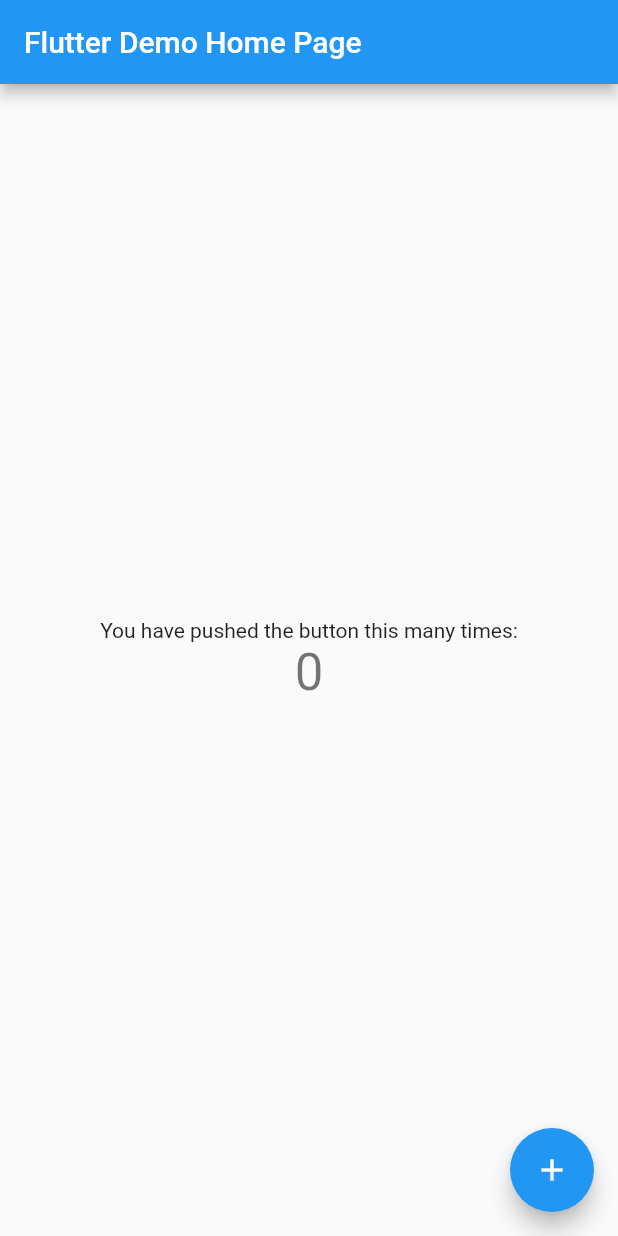
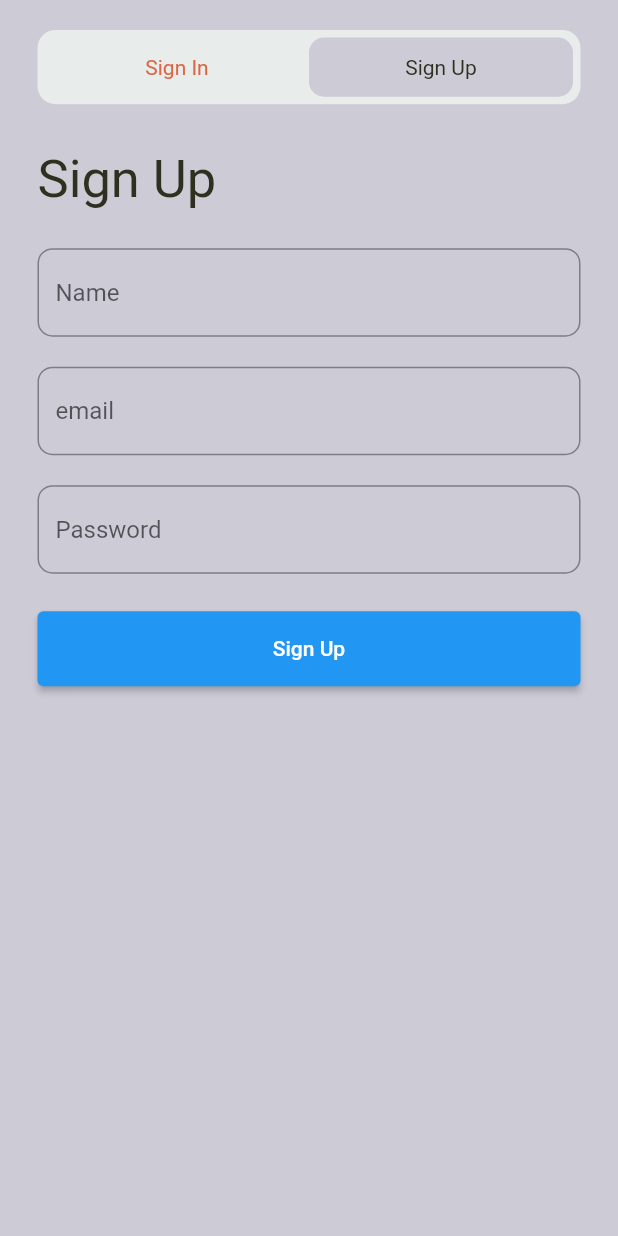
Before and after one commit to bijith-git/ecommerceapp, a Flutter app: the screen it shows after launch, on a phone screen of 412 x 824 dp. Run offline on Flutter 3.47's test engine with Material 2 defaults, Android fonts, the phone set to English and light mode, and no system bars; our stand-ins replace file_picker; Roboto replaces fonts that are missing (Myriadpro).

```diff
--- /dev/null
+++ b/lib/common/custom_button.dart
@@ -0,0 +1,23 @@
+// ignore_for_file: public_member_api_docs, sort_constructors_first
+import 'package:flutter/material.dart';
+
+class CustomButton extends StatelessWidget {
+  final VoidCallback onTap;
+  final String text;
+  const CustomButton({
+    Key? key,
+    required this.onTap,
+    required this.text,
+  }) : super(key: key);
+
+  @override
+  Widget build(BuildContext context) {
+    return ElevatedButton(
+      onPressed: onTap,
+      child: Text(text),
+      style: ElevatedButton.styleFrom(
+        minimumSize: const Size(double.infinity, 50),
+      ),
+    );
+  }
+}
--- /dev/null
+++ b/lib/common/custom_textfield.dart
@@ -0,0 +1,31 @@
+// ignore_for_file: public_member_api_docs, sort_constructors_first
+import 'package:flutter/material.dart';
+
+class CustomTextFeild extends StatelessWidget {
+  const CustomTextFeild({
+    Key? key,
+    required this.controller,
+    required this.hintText,
+    required this.passwrdTextFeild,
+  }) : super(key: key);
+  final TextEditingController controller;
+  final String hintText;
+  final bool passwrdTextFeild;
+  @override
+  Widget build(BuildContext context) {
+    final bool passwrdVisible;
+    return TextFormField(
+      decoration: InputDecoration(
+          hintText: hintText,
+          enabledBorder: OutlineInputBorder(
+              borderRadius: BorderRadius.circular(10),
+              borderSide: const BorderSide(color: Colors.black38)),
+          border: OutlineInputBorder(
+              borderRadius: BorderRadius.circular(10),
+              borderSide: const BorderSide(color: Colors.black38))),
+      controller: controller,
+      obscureText: passwrdTextFeild ? true : false,
+      validator: (value) {},
+    );
+  }
+}
--- a/lib/constants/global_variables.dart
+++ b/lib/constants/global_variables.dart
@@ -12,8 +12,10 @@ class GlobalVariables {
     stops: [0.5, 1.0],
   );
 
-  static const secondaryColor = Color.fromRGBO(255, 153, 0, 1);
-  static const backgroundColor = Colors.white;
+  static const backgroundColor = Color(0xffcdcbd6);
+  static const textColor = Color.fromARGB(255, 47, 48, 32);
+  static const primaryColor = Color(0xffd96846);
+  static const secondarybackgroundColor = Color(0xffe8eceb);
   static const Color greyBackgroundCOlor = Color(0xffebecee);
   static var selectedNavBarColor = Colors.cyan[800]!;
   static const unselectedNavBarColor = Colors.black87;
--- a/lib/features/auth/screens/auth_screens.dart
+++ b/lib/features/auth/screens/auth_screens.dart
@@ -0,0 +1,197 @@
+import 'package:ecommerceapp/common/custom_button.dart';
+import 'package:ecommerceapp/common/custom_textfield.dart';
+import 'package:ecommerceapp/constants/global_variables.dart';
+// import 'package:ecommerceapp/features/auth/services/auth_services.dart';
+import 'package:flutter/material.dart';
+
+enum Auth {
+  signin,
+  signup,
+}
+
+class AuthScreen extends StatefulWidget {
+  const AuthScreen({Key? key}) : super(key: key);
+
+  @override
+  State<AuthScreen> createState() => _AuthScreenState();
+}
+
+class _AuthScreenState extends State<AuthScreen> {
+  Auth _auth = Auth.signup;
+  // final _signUpFormKey = GlobalKey<FormState>();
+  final _signInFormKey = GlobalKey<FormState>();
+  // final AuthService authService = AuthService();
+  final TextEditingController _emailController = TextEditingController();
+  final TextEditingController _passwordController = TextEditingController();
+  final TextEditingController _nameController = TextEditingController();
+
+  @override
+  void dispose() {
+    super.dispose();
+    _emailController.dispose();
+    _passwordController.dispose();
+    _nameController.dispose();
+  }
+
+  @override
+  Widget build(BuildContext context) {
+    var height = MediaQuery.of(context).size.height;
+
+    return Scaffold(
+      body: SafeArea(
+          child: SingleChildScrollView(
+        child: Padding(
+          padding: const EdgeInsets.symmetric(horizontal: 25, vertical: 20),
+          child: Column(
+            crossAxisAlignment: CrossAxisAlignment.stretch,
+            children: [
+              Container(
+                height: height * 0.060,
+                padding: const EdgeInsets.all(5),
+                decoration: BoxDecoration(
+                    color: GlobalVariables.secondarybackgroundColor,
+                    borderRadius: BorderRadius.circular(12)),
+                child: LayoutBuilder(
+                  builder: (context, constraints) {
+                    return Row(
+                      children: [
+                        InkWell(
+                          onTap: () {
+                            setState(() {
+                              _auth = Auth.signin;
+                            });
+                          },
+                          child: Container(
+                            width: constraints.maxWidth / 2,
+                            decoration: _auth == Auth.signin
+                                ? BoxDecoration(
+                                    color: GlobalVariables.backgroundColor,
+                                    borderRadius: BorderRadius.circular(10))
+                                : null,
+                            child: Center(
+                              child: Text(
+                                'Sign In',
+                                style: TextStyle(
+                                  color: _auth == Auth.signin
+                                      ? GlobalVariables.textColor
+                                      : GlobalVariables.primaryColor,
+                                  fontFamily: 'Myriadpro',
+                                ),
+                              ),
+                            ),
+                          ),
+                        ),
+                        InkWell(
+                          onTap: () {
+                            setState(() {
+                              _auth = Auth.signup;
+                            });
+                          },
+                          child: Container(
+                            width: constraints.maxWidth / 2,
+                            decoration: _auth == Auth.signup
+                                ? BoxDecoration(
+                                    color: GlobalVariables.backgroundColor,
+                                    borderRadius: BorderRadius.circular(10))
+                                : null,
+                            child: Center(
+                              child: Text(
+                                'Sign Up',
+                                style: TextStyle(
+                                  color: _auth == Auth.signup
+                                      ? GlobalVariables.textColor
+                                      : GlobalVariables.primaryColor,
+                                  // fontFamily: 'Myriadpro',
+                                ),
+                              ),
+                            ),
+                          ),
+                        )
+                      ],
+                    );
+                  },
+                ),
+              ),
+              const SizedBox(
+                height: 30,
+              ),
+              if (_auth == Auth.signin)
+                Form(
+                  key: _signInFormKey,
+                  child: Column(
+                      crossAxisAlignment: CrossAxisAlignment.start,
+                      children: [
+                        const Text(
+                          'Sign In',
+                          style: TextStyle(
+                            fontSize: 35,
+                            color: GlobalVariables.textColor,
+                          ),
+                        ),
+                        const SizedBox(
+                          height: 25,
+                        ),
+                        CustomTextFeild(
+                            passwrdTextFeild: false,
+                            controller: _emailController,
+                            hintText: "email"),
+                        const SizedBox(
+                          height: 20,
+                        ),
+                        CustomTextFeild(
+                            passwrdTextFeild: true,
+                            controller: _passwordController,
+                            hintText: "Password"),
+                        const SizedBox(
+                          height: 25,
+                        ),
+                        CustomButton(onTap: () {}, text: "Sign Up"),
+                      ]),
+                ),
+              if (_auth == Auth.signup)
+                Form(
+                  key: _signInFormKey,
+                  child: Column(
+                      crossAxisAlignment: CrossAxisAlignment.start,
+                      children: [
+                        const Text(
+                          'Sign Up',
+                          style: TextStyle(
+                            fontSize: 35,
+                            color: GlobalVariables.textColor,
+                          ),
+                        ),
+                        const SizedBox(
+                          height: 25,
+                        ),
+                        CustomTextFeild(
+                            passwrdTextFeild: false,
+                            controller: _nameController,
+                            hintText: "Name"),
+                        const SizedBox(
+                          height: 20,
+                        ),
+                        CustomTextFeild(
+                            passwrdTextFeild: false,
+                            controller: _emailController,
+                            hintText: "email"),
+                        const SizedBox(
+                          height: 20,
+                        ),
+                        CustomTextFeild(
+                            passwrdTextFeild: true,
+                            controller: _passwordController,
+                            hintText: "Password"),
+                        const SizedBox(
+                          height: 25,
+                        ),
+                        CustomButton(onTap: () {}, text: "Sign Up"),
+                      ]),
+                )
+            ],
+          ),
+        ),
+      )),
+    );
+  }
+}
--- a/lib/main.dart
+++ b/lib/main.dart
@@ -1,3 +1,5 @@
+import 'package:ecommerceapp/constants/global_variables.dart';
+import 'package:ecommerceapp/features/auth/screens/auth_screens.dart';
 import 'package:flutter/material.dart';
 
 void main() {
@@ -11,105 +13,10 @@ class MyApp extends StatelessWidget {
   @override
   Widget build(BuildContext context) {
     return MaterialApp(
-      title: 'Flutter Demo',
-      theme: ThemeData(
-        // This is the theme of your application.
-        //
-        // Try running your application with "flutter run". You'll see the
-        // application has a blue toolbar. Then, without quitting the app, try
-        // changing the primarySwatch below to Colors.green and then invoke
-        // "hot reload" (press "r" in the console where you ran "flutter run",
-        // or simply save your changes to "hot reload" in a Flutter IDE).
-        // Notice that the counter didn't reset back to zero; the application
-        // is not restarted.
-        primarySwatch: Colors.blue,
-      ),
-      home: const MyHomePage(title: 'Flutter Demo Home Page'),
-    );
+        title: 'Ecommerce App',
+        theme: ThemeData(
+          scaffoldBackgroundColor: GlobalVariables.backgroundColor,
+        ),
+        home: const AuthScreen());
   }
 }
-
-class MyHomePage extends StatefulWidget {
-  const MyHomePage({super.key, required this.title});
-
-  // This widget is the home page of your application. It is stateful, meaning
-  // that it has a State object (defined below) that contains fields that affect
-  // how it looks.
-
-  // This class is the configuration for the state. It holds the values (in this
-  // case the title) provided by the parent (in this case the App widget) and
-  // used by the build method of the State. Fields in a Widget subclass are
-  // always marked "final".
-
-  final String title;
-
-  @override
-  State<MyHomePage> createState() => _MyHomePageState();
-}
-
-class _MyHomePageState extends State<MyHomePage> {
-  int _counter = 0;
-
-  void _incrementCounter() {
-    setState(() {
-      // This call to setState tells the Flutter framework that something has
-      // changed in this State, which causes it to rerun the build method below
-      // so that the display can reflect the updated values. If we changed
-      // _counter without calling setState(), then the build method would not be
-      // called again, and so nothing would appear to happen.
-      _counter++;
-    });
-  }
-
-  @override
-  Widget build(BuildContext context) {
-    // This method is rerun every time setState is called, for instance as done
-    // by the _incrementCounter method above.
-    //
-    // The Flutter framework has been optimized to make rerunning build methods
-    // fast, so that you can just rebuild anything that needs updating rather
-    // than having to individually change instances of widgets.
-    return Scaffold(
-      appBar: AppBar(
-        // Here we take the value from the MyHomePage object that was created by
-        // the App.build method, and use it to set our appbar title.
-        title: Text(widget.title),
-      ),
-      body: Center(
-        // Center is a layout widget. It takes a single child and positions it
-        // in the middle of the parent.
-        child: Column(
-          // Column is also a layout widget. It takes a list of children and
-          // arranges them vertically. By default, it sizes itself to fit its
-          // children horizontally, and tries to be as tall as its parent.
-          //
-          // Invoke "debug painting" (press "p" in the console, choose the
-          // "Toggle Debug Paint" action from the Flutter Inspector in Android
-          // Studio, or the "Toggle Debug Paint" command in Visual Studio Code)
-          // to see the wireframe for each widget.
-          //
-          // Column has various properties to control how it sizes itself and
-          // how it positions its children. Here we use mainAxisAlignment to
-          // center the children vertically; the main axis here is the vertical
-          // axis because Columns are vertical (the cross axis would be
-          // horizontal).
-          mainAxisAlignment: MainAxisAlignment.center,
-          children: <Widget>[
-            const Text(
-              'You have pushed the button this many times:',
-            ),
-            Text(
-              '$_counter',
-              style: Theme.of(context).textTheme.headline4,
-            ),
-          ],
-        ),
-      ),
-      floatingActionButton: FloatingActionButton(
-        onPressed: _incrementCounter,
-        tooltip: 'Increment',
-        child: const Icon(Icons.add),
-      ), // This trailing comma makes auto-formatting nicer for build methods.
-    );
-  }
-}
```
Also changed, not shown: lib/features/auth/services/auth_services.dart (added, +131 -0 lines), lib/routes.dart (added), 6 other files.
